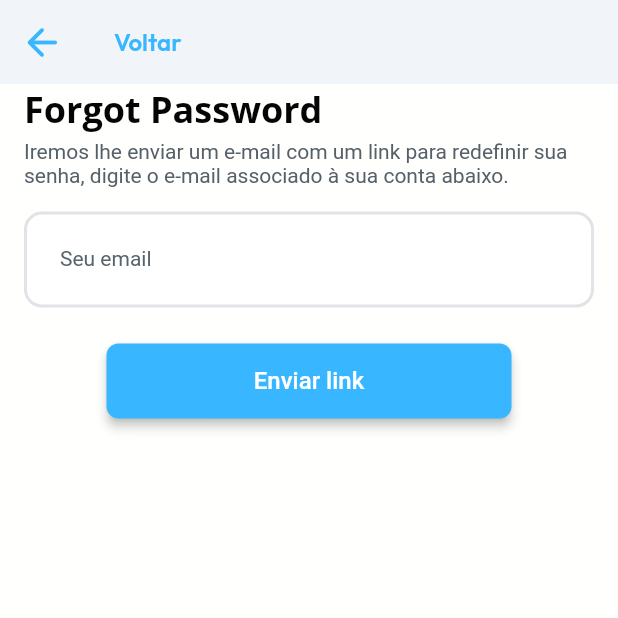
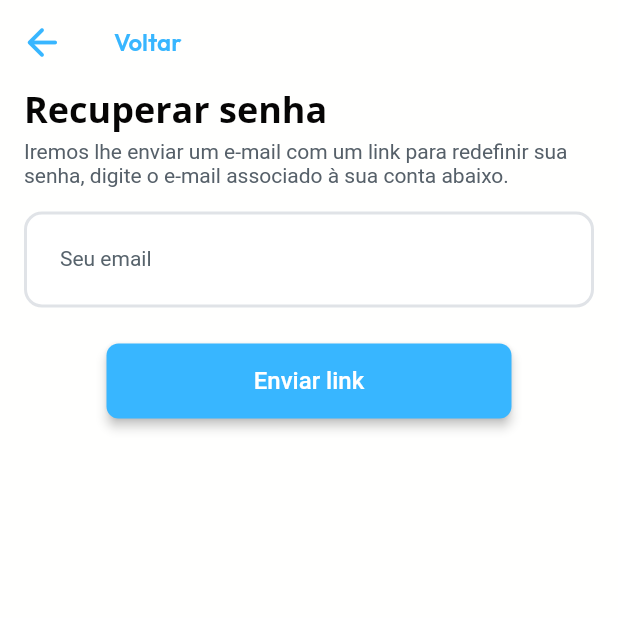
Before and after one commit to AntonnySalvino/LivInBrazil, a Flutter app: the RecuperarsenhaWidget screen opened by its route, on a phone screen of 412 x 824 dp, the top half of it. Run offline on Flutter 3.47's test engine with Material 2 defaults, Android fonts, the phone set to English and light mode, and no system bars; drawn by our look-alikes of auto_size_text; our stand-ins replace firebase_auth, firebase_core, font_awesome_flutter, from_css_color, go_router, google_fonts and 6 more; missing offline and left inert: json_path; accounts and stored records are empty; network calls fail; Roboto replaces fonts that are missing (Readex Pro).

Commit message:
Updating to latest FlutterFlow output.

```diff
--- a/lib/pages/recuperarsenha/recuperarsenha_widget.dart
+++ b/lib/pages/recuperarsenha/recuperarsenha_widget.dart
@@ -42,7 +42,7 @@ class _RecuperarsenhaWidgetState extends State<RecuperarsenhaWidget> {
       key: scaffoldKey,
       backgroundColor: Color(0xFFFFFFFE),
       appBar: AppBar(
-        backgroundColor: FlutterFlowTheme.of(context).primaryBackground,
+        backgroundColor: Color(0xFFFFFFFE),
         automaticallyImplyLeading: false,
         leading: FlutterFlowIconButton(
           borderColor: Colors.transparent,
@@ -130,7 +130,7 @@ class _RecuperarsenhaWidgetState extends State<RecuperarsenhaWidget> {
               Padding(
                 padding: EdgeInsetsDirectional.fromSTEB(16.0, 0.0, 0.0, 0.0),
                 child: Text(
-                  'Forgot Password',
+                  'Recuperar senha',
                   style: FlutterFlowTheme.of(context).headlineMedium.override(
                         fontFamily: 'Open Sans',
                         color: Color(0xFF060505),
@@ -170,7 +170,7 @@ class _RecuperarsenhaWidgetState extends State<RecuperarsenhaWidget> {
                       ),
                       focusedBorder: OutlineInputBorder(
                         borderSide: BorderSide(
-                          color: FlutterFlowTheme.of(context).primary,
+                          color: Color(0xFF38B6FF),
                           width: 2.0,
                         ),
                         borderRadius: BorderRadius.circular(12.0),
```
